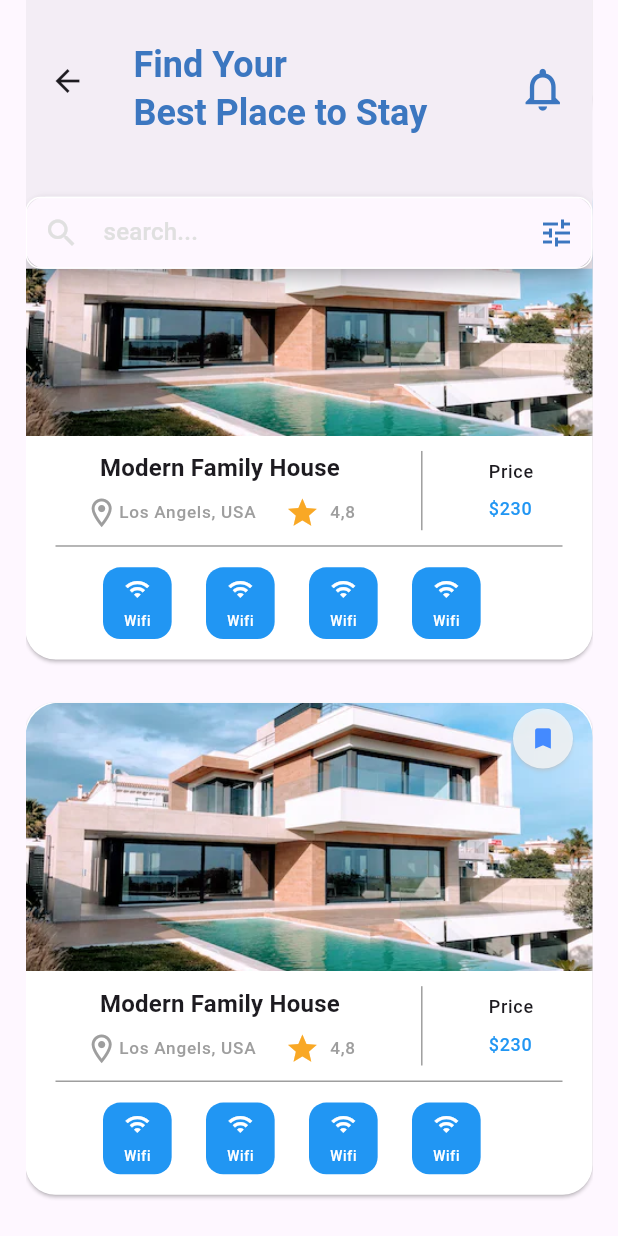
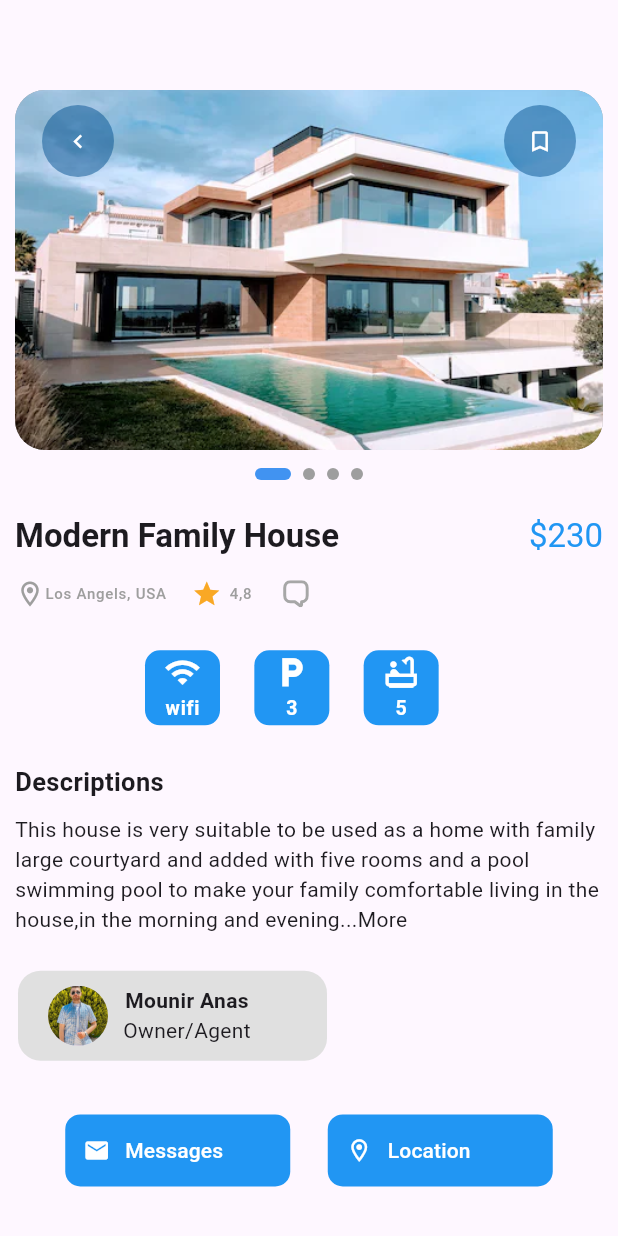
Before and after one commit to abdalazeez1/realState, a Flutter app: the HomeScreen screen opened directly, scrolled down 576 dp, after a tap on "Modern Family House", on a phone screen of 412 x 824 dp. Run offline on Flutter 3.47's test engine with Material 2 defaults, Android fonts, the phone set to English and light mode, and no system bars; drawn by our look-alikes of carousel_slider, smooth_page_indicator; our stand-ins replace bloc, dio, flutter_bloc, flutter_screenutil, flutter_svg, fluttertoast and 6 more; missing offline and left inert: fluttermoji; statements that could not run were skipped.

Commit message:
add AD detalis

```diff
--- /dev/null
+++ b/lib/feature/ad_details  /domain/repo/add_detils_repo.dart
@@ -0,0 +1,5 @@
+import 'package:realstate/feature/ad_details%20%20/infrastructure/models/post.dart';
+
+abstract class AdDetailsRepo {
+  Future<Post> getPost(String id);
+}
--- /dev/null
+++ b/lib/feature/ad_details  /infrastructure/models/post.dart
@@ -0,0 +1 @@
+class Post {}
--- /dev/null
+++ b/lib/feature/ad_details  /presentation/ui/screens/ad_detalis.dart
@@ -0,0 +1,226 @@
+import 'package:flutter/material.dart';
+import 'package:carousel_slider/carousel_slider.dart';
+import 'package:flutter_screenutil/flutter_screenutil.dart';
+import 'package:flutter_svg/svg.dart';
+import 'package:realstate/feature/ad_details%20%20/presentation/ui/screens/comment.dart';
+import 'package:smooth_page_indicator/smooth_page_indicator.dart';
+import '../widgets/borker_card.dart';
+import '../widgets/bottun.dart';
+import '../widgets/descraption.dart';
+import '../widgets/Box_blue.dart';
+
+int activeIndex = 0;
+final imageDemo = [
+  'assets/images/villa.webp',
+  'assets/images/villa1.jpeg',
+  'assets/images/villa2.jpeg',
+  'assets/images/villa3.jpeg',
+];
+
+class Demo extends StatefulWidget {
+  const Demo({super.key});
+
+  @override
+  State<Demo> createState() => _DemoState();
+}
+
+class _DemoState extends State<Demo> {
+  @override
+  Widget build(BuildContext context) {
+    return Scaffold(
+      body: Padding(
+        padding: const EdgeInsets.only(top: 60, left: 10, right: 10),
+        child: Column(
+          crossAxisAlignment: CrossAxisAlignment.start,
+          children: [
+            ClipRRect(
+              borderRadius: BorderRadius.circular(20),
+              child: Stack(
+                children: [
+                  CarouselSlider.builder(
+                    itemCount: imageDemo.length,
+                    options: CarouselOptions(
+                      autoPlay: true,
+                      autoPlayInterval: const Duration(seconds: 2),
+                      height: 240,
+                      viewportFraction: 1,
+                      onPageChanged: (index, reason) {
+                        return setState(
+                          () => activeIndex = index,
+                        );
+                      },
+                    ),
+                    itemBuilder: (contxt, index, realIndex) {
+                      final imageDDDd = imageDemo[index];
+                      return bulidImage(imageDDDd, index);
+                    },
+                  ),
+                  Positioned(
+                    top: 10,
+                    left: 10,
+                    child: Container(
+                      decoration: BoxDecoration(
+                        shape: BoxShape.circle,
+                        color: const Color.fromARGB(255, 4, 80, 143)
+                            .withOpacity(.5),
+                      ),
+                      child: TextButton(
+                        onPressed: () {},
+                        child: const Icon(
+                          Icons.chevron_left,
+                          color: Colors.white,
+                        ),
+                      ),
+                    ),
+                  ),
+                  Positioned(
+                    top: 10,
+                    right: 10,
+                    child: Container(
+                      decoration: BoxDecoration(
+                        shape: BoxShape.circle,
+                        color: const Color.fromARGB(255, 4, 80, 143)
+                            .withOpacity(.5),
+                      ),
+                      child: TextButton(
+                        onPressed: () {},
+                        child: const Icon(
+                          Icons.bookmark_outline,
+                          color: Colors.white,
+                        ),
+                      ),
+                    ),
+                  ),
+                ],
+              ),
+            ),
+            10.verticalSpace,
+            Center(child: buileIndicator()),
+            20.verticalSpace,
+            Row(
+              mainAxisAlignment: MainAxisAlignment.spaceBetween,
+              children: [
+                Text(
+                  "Modern Family House",
+                  style: Theme.of(context)
+                      .textTheme
+                      .titleLarge!
+                      .copyWith(fontWeight: FontWeight.bold),
+                ),
+                Text('\$230',
+                    style: Theme.of(context)
+                        .textTheme
+                        .titleLarge!
+                        .copyWith(color: Colors.blue)),
+              ],
+            ),
+            Row(
+              children: [
+                const Icon(
+                  Icons.location_on_outlined,
+                  color: Colors.grey,
+                  size: 20,
+                ),
+                Text(
+                  'Los Angels, USA',
+                  style: Theme.of(context)
+                      .textTheme
+                      .labelMedium!
+                      .copyWith(color: Colors.grey, fontSize: 10),
+                ),
+                const SizedBox(width: 17),
+                Icon(
+                  Icons.star,
+                  color: Colors.yellow.shade800,
+                  size: 20,
+                ),
+                const SizedBox(
+                  width: 5,
+                ),
+                Text(
+                  '4,8',
+                  style: Theme.of(context)
+                      .textTheme
+                      .labelMedium!
+                      .copyWith(color: Colors.grey, fontSize: 10),
+                ),
+                const SizedBox(
+                  width: 5,
+                ),
+                IconButton(
+                  onPressed: () {
+                    showModalBottomSheet(
+                        // useSafeArea: true,
+                        // isScrollControlled: true,
+                        context: context,
+                        builder: (ctx) => const Comment());
+                  },
+                  icon: SvgPicture.asset('assets/images/Group.svg'),
+                ),
+              ],
+            ),
+            const Row(
+              mainAxisAlignment: MainAxisAlignment.center,
+              children: [
+                BoxBlue(
+                  iconData: Icons.wifi,
+                  name: 'wifi',
+                ),
+                BoxBlue(
+                  iconData: Icons.local_parking_sharp,
+                  name: '3',
+                ),
+                BoxBlue(
+                  iconData: Icons.bathtub_outlined,
+                  name: '5',
+                ),
+              ],
+            ),
+            10.verticalSpace,
+            const Description(),
+            20.verticalSpace,
+            const BrokerCard(),
+            30.verticalSpace,
+            const Row(
+              mainAxisAlignment: MainAxisAlignment.center,
+              children: [
+                BottunPP(
+                  iconData: Icons.mail,
+                  nameButton: 'Messages',
+                ),
+                SizedBox(
+                  width: 25,
+                ),
+                BottunPP(
+                    nameButton: 'Location',
+                    iconData: Icons.location_on_outlined)
+              ],
+            )
+          ],
+        ),
+      ),
+    );
+  }
+}
+
+Widget bulidImage(String image, int index) {
+  return Container(
+    width: double.infinity,
+    color: Colors.grey,
+    child: Image.asset(
+      image,
+      fit: BoxFit.cover,
+    ),
+  );
+}
+
+Widget buileIndicator() => AnimatedSmoothIndicator(
+      activeIndex: activeIndex,
+      count: imageDemo.length,
+      effect: const ExpandingDotsEffect(
+        activeDotColor: Color.fromARGB(255, 65, 147, 241),
+        dotHeight: 8,
+        dotColor: Colors.grey,
+        dotWidth: 8,
+      ),
+    );
--- /dev/null
+++ b/lib/feature/ad_details  /presentation/ui/widgets/Box_blue.dart
@@ -0,0 +1,41 @@
+import 'package:flutter/material.dart';
+import 'package:flutter_screenutil/flutter_screenutil.dart';
+
+class BoxBlue extends StatelessWidget {
+  const BoxBlue({super.key, required this.name, required this.iconData});
+
+  final String name;
+  final IconData iconData;
+
+  @override
+  Widget build(BuildContext context) {
+    return Row(
+      children: [
+        Container(
+          margin: REdgeInsetsDirectional.only(top: 12, bottom: 12, end: 20),
+          decoration: BoxDecoration(
+              color: Colors.blue, borderRadius: BorderRadius.circular(10)),
+          height: 50,
+          width: 50,
+          child: Column(
+            mainAxisAlignment: MainAxisAlignment.spaceEvenly,
+            children: [
+              Icon(
+                iconData,
+                color: Colors.white,
+                size: 25,
+              ),
+              Text(
+                name,
+                style: Theme.of(context).textTheme.labelSmall!.copyWith(
+                    color: Colors.white,
+                    fontSize: 13,
+                    fontWeight: FontWeight.bold),
+              )
+            ],
+          ),
+        ),
+      ],
+    );
+  }
+}
--- /dev/null
+++ b/lib/feature/ad_details  /presentation/ui/widgets/borker_card.dart
@@ -0,0 +1,33 @@
+import 'package:flutter/material.dart';
+
+class BrokerCard extends StatelessWidget {
+  const BrokerCard({super.key});
+
+  @override
+  Widget build(BuildContext context) {
+    return Container(
+      decoration: BoxDecoration(
+          color: Colors.grey.shade300, borderRadius: BorderRadius.circular(15)),
+      padding: EdgeInsets.symmetric(horizontal: 20, vertical: 10),
+      margin: EdgeInsets.only(left: 2),
+      width: MediaQuery.of(context).size.width * .5,
+      child: const Row(
+        children: [
+          CircleAvatar(
+            backgroundImage: AssetImage('assets/images/monier.jpg'),
+          ),
+          SizedBox(width: 10),
+          Column(
+            children: [
+              Text(
+                'Mounir Anas',
+                style: TextStyle(fontWeight: FontWeight.bold),
+              ),
+              Text('Owner/Agent')
+            ],
+          )
+        ],
+      ),
+    );
+  }
+}
--- /dev/null
+++ b/lib/feature/ad_details  /presentation/ui/widgets/bottun.dart
@@ -0,0 +1,35 @@
+import 'package:flutter/material.dart';
+
+class BottunPP extends StatelessWidget {
+  const BottunPP({super.key, required this.nameButton, required this.iconData});
+  final String nameButton;
+  final IconData iconData;
+
+  @override
+  Widget build(BuildContext context) {
+    return Container(
+      width: 150,
+      decoration: BoxDecoration(
+        borderRadius: BorderRadius.circular(10),
+        color: Colors.blue,
+      ),
+      child: TextButton(
+          onPressed: () {},
+          child: Row(
+            children: [
+              Icon(
+                iconData,
+                color: Colors.white,
+              ),
+              SizedBox(
+                width: 10,
+              ),
+              Text(
+                nameButton,
+                style: TextStyle(color: Colors.white),
+              ),
+            ],
+          )),
+    );
+  }
+}
--- /dev/null
+++ b/lib/feature/ad_details  /presentation/ui/widgets/descraption.dart
@@ -0,0 +1,24 @@
+import 'package:flutter/material.dart';
+
+class Description extends StatelessWidget {
+  const Description({super.key});
+
+  @override
+  Widget build(BuildContext context) {
+    return const Column(
+      crossAxisAlignment: CrossAxisAlignment.start,
+      children: [
+        Text(
+          'Descriptions',
+          style: TextStyle(fontWeight: FontWeight.bold, fontSize: 17),
+          textAlign: TextAlign.start,
+        ),
+        SizedBox(
+          height: 10,
+        ),
+        Text(
+            'This house is very suitable to be used as a home with family large courtyard and added with five rooms and a pool swimming pool to make your family comfortable living in the house,in the morning and evening...More')
+      ],
+    );
+  }
+}
--- a/lib/feature/home/view/card_home.dart
+++ b/lib/feature/home/view/card_home.dart
@@ -1,6 +1,8 @@
 import 'package:flutter/material.dart';
 import 'package:flutter_screenutil/flutter_screenutil.dart';
 import 'package:realstate/feature/home/view/features_home.dart';
+
+import '../../ad_details  /presentation/ui/screens/ad_detalis.dart';
 
 class CardHome extends StatelessWidget {
   const CardHome({Key? key}) : super(key: key);
@@ -9,7 +11,9 @@ class CardHome extends StatelessWidget {
   Widget build(BuildContext context) {
     return InkWell(
       onTap: () {
-        //todo moneir go to detail card
+        Navigator.of(context).push(MaterialPageRoute(builder: (ctx) {
+          return Demo();
+        }));
       },
       child: Card(
         margin: REdgeInsetsDirectional.only(bottom: 25),
@@ -78,7 +82,9 @@ class CardHome extends StatelessWidget {
                                     style: Theme.of(context)
                                         .textTheme
                                         .labelSmall!
-                                        .copyWith(color: Colors.grey, fontSize: 10.sp),
+                                        .copyWith(
+                                            color: Colors.grey,
+                                            fontSize: 10.sp),
                                   ),
                                   17.horizontalSpace,
                                   Icon(
@@ -92,13 +98,16 @@ class CardHome extends StatelessWidget {
                                     style: Theme.of(context)
                                         .textTheme
                                         .labelSmall!
-                                        .copyWith(color: Colors.grey, fontSize: 10.sp),
+                                        .copyWith(
+                                            color: Colors.grey,
+                                            fontSize: 10.sp),
                                   )
                                 ],
                               ),
                             ],
                           ),
-                          VerticalDivider(color: Colors.grey, width: 10.w, thickness: 1),
+                          VerticalDivider(
+                              color: Colors.grey, width: 10.w, thickness: 1),
                           RichText(
                             text: TextSpan(
                                 text: 'Price\n',
--- a/pubspec.yaml
+++ b/pubspec.yaml
@@ -50,6 +50,8 @@ dependencies:
 #model
   freezed: ^2.3.5
   freezed_annotation: ^2.2.0
+  smooth_page_indicator: ^1.1.0
+  carousel_slider: ^4.2.1
 
 dev_dependencies:
   flutter_test:
```
Also changed, not shown: lib/feature/ad_details  /infrastructure/datasources/remote_datasource.dart (added, +9 -0 lines), lib/feature/ad_details  /infrastructure/repo/ad_details_repo_imp.dart (added, +10 -0 lines), lib/feature/ad_details  /presentation/ui/screens/comment.dart (added, +140 -0 lines), assets/images/Group.svg (added), assets/images/monier.jpg (added), assets/images/send.svg (added), assets/images/villa1.jpeg (added), assets/images/villa2.jpeg (added), assets/images/villa3.jpeg (added), lib/feature/ad_details  /infrastructure/dart.dart (added), lib/feature/ad_details  /presentation/fo.dart (added), pubspec.lock, 9 other files.
